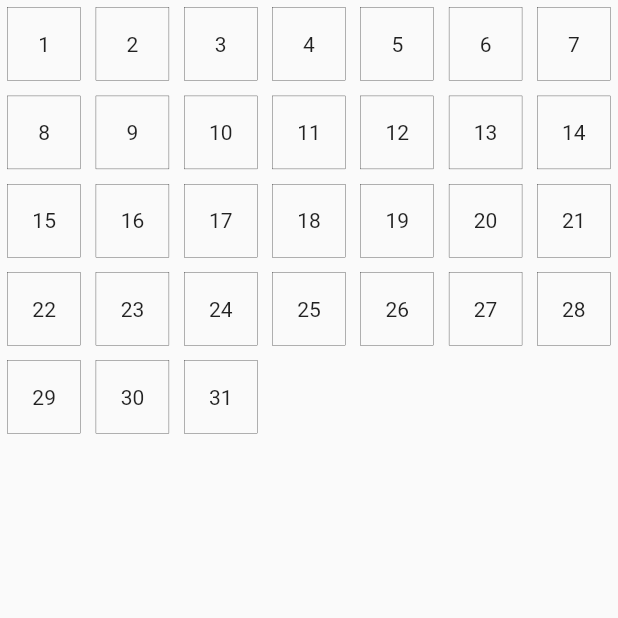
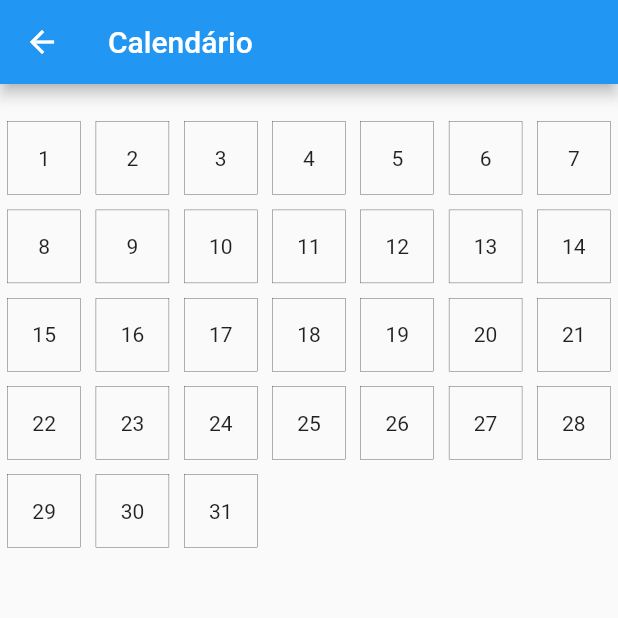
Before and after one commit to lutzzdias/calendar-flutter, a Flutter app: the CalendarPage screen opened directly, on a phone screen of 412 x 824 dp, the top half of it. Run offline on Flutter 3.47's test engine with Material 2 defaults, Android fonts, the phone set to English and light mode, and no system bars.

Commit message:
Added sizedbox to separate list from appbar

```diff
--- a/lib/Presentation/Pages/calendar_page.dart
+++ b/lib/Presentation/Pages/calendar_page.dart
@@ -7,7 +7,12 @@ class CalendarPage extends StatelessWidget {
   @override
   Widget build(BuildContext context) {
     return Scaffold(
+      appBar: AppBar(title: const Text("Calendário")),
       body: SafeArea(
+        child: Column(
+          children: [
+            SizedBox(height: 20),
+            Expanded(
               child: GridView.builder(
                 gridDelegate: const SliverGridDelegateWithFixedCrossAxisCount(
                   crossAxisCount: 7,
@@ -19,6 +24,9 @@ class CalendarPage extends StatelessWidget {
                 },
               ),
             ),
+          ],
+        ),
+      ),
     );
   }
 }
```
Lines whose indentation alone changed are shown as unchanged.
